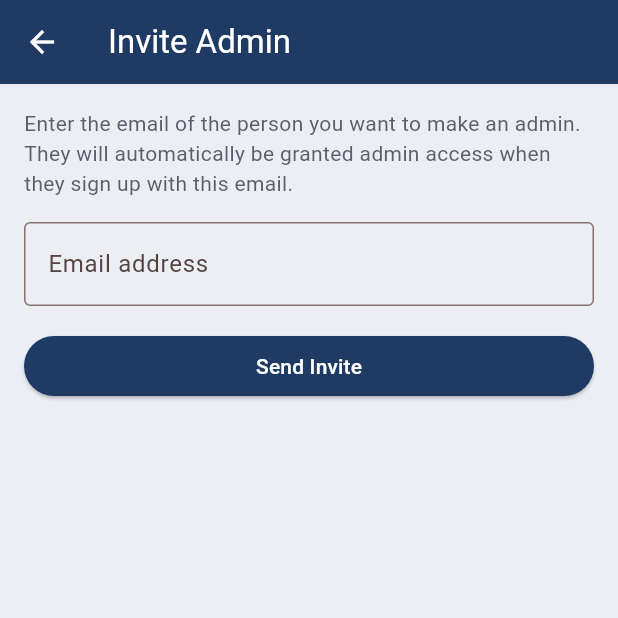
After one commit to mizaaaan/dream-pharmacy, a Flutter app: the InviteAdminScreen screen opened directly, after a tap on "Send Invite", on a phone screen of 412 x 824 dp, the top half of it. The commit adds this screen. Run offline on Flutter 3.47's test engine with Material 3 defaults, Android fonts, the phone set to English and light mode, and no system bars; our stand-ins replace file_picker, flutter_riverpod, go_router, google_fonts, supabase_flutter; accounts and stored records are empty; Roboto replaces fonts that are missing (Hind).

Commit message:
Add admin invite system: admin_invites table, auto-promote on signup, invite UI

```diff
--- a/lib/features/admin/data/admin_repository.dart
+++ b/lib/features/admin/data/admin_repository.dart
@@ -50,4 +50,10 @@ class AdminRepository {
   Future<void> deleteProduct(String productId) async {
     await _client.from('products').delete().eq('id', productId);
   }
+  Future<void> inviteAdmin(String email) async {
+    await _client.from('admin_invites').insert({
+      'email': email,
+      'invited_by': _client.auth.currentUser!.id,
+    });
+  }
 }
--- a/lib/features/admin/presentation/admin_dashboard_screen.dart
+++ b/lib/features/admin/presentation/admin_dashboard_screen.dart
@@ -2,6 +2,7 @@ import 'package:flutter/material.dart';
 import 'package:flutter_riverpod/flutter_riverpod.dart';
 import 'inventory_management_screen.dart';
 import 'pending_orders_screen.dart';
+import 'invite_admin_screen.dart';
 import '../../auth/presentation/auth_state_provider.dart';
 import '../../../core/theme/app_theme.dart';
 
@@ -44,6 +45,13 @@ class AdminDashboardScreen extends ConsumerWidget {
               MaterialPageRoute(builder: (_) => const PendingOrdersScreen()),
             ),
           ),
+          _DashboardCard(
+            icon: Icons.person_add,
+            label: 'Invite Admin',
+            onTap: () => Navigator.of(context).push(
+              MaterialPageRoute(builder: (_) => const InviteAdminScreen()),
+            ),
+          ),
         ],
       ),
     );
--- /dev/null
+++ b/lib/features/admin/presentation/invite_admin_screen.dart
@@ -0,0 +1,82 @@
+import 'package:flutter/material.dart';
+import 'package:flutter_riverpod/flutter_riverpod.dart';
+import 'admin_providers.dart';
+import '../../../core/theme/app_theme.dart';
+
+class InviteAdminScreen extends ConsumerStatefulWidget {
+  const InviteAdminScreen({super.key});
+
+  @override
+  ConsumerState<InviteAdminScreen> createState() => _InviteAdminScreenState();
+}
+
+class _InviteAdminScreenState extends ConsumerState<InviteAdminScreen> {
+  final _emailController = TextEditingController();
+  bool _submitting = false;
+
+  Future<void> _sendInvite() async {
+    final email = _emailController.text.trim();
+    if (email.isEmpty) return;
+
+    setState(() => _submitting = true);
+    try {
+      await ref.read(adminRepositoryProvider).inviteAdmin(email);
+      if (mounted) {
+        ScaffoldMessenger.of(context).showSnackBar(
+          SnackBar(content: Text('Invite sent to $email. They will become admin when they sign up.')),
+        );
+        _emailController.clear();
+      }
+    } catch (e) {
+      if (mounted) {
+        ScaffoldMessenger.of(context).showSnackBar(
+          SnackBar(content: Text('Failed to send invite: $e')),
+        );
+      }
+    } finally {
+      if (mounted) setState(() => _submitting = false);
+    }
+  }
+
+  @override
+  Widget build(BuildContext context) {
+    return Scaffold(
+      backgroundColor: AppColors.band,
+      appBar: AppBar(
+        backgroundColor: AppColors.navy,
+        foregroundColor: Colors.white,
+        title: const Text('Invite Admin'),
+      ),
+      body: Padding(
+        padding: const EdgeInsets.all(16),
+        child: Column(
+          crossAxisAlignment: CrossAxisAlignment.stretch,
+          children: [
+            const Text(
+              'Enter the email of the person you want to make an admin. '
+              'They will automatically be granted admin access when they sign up with this email.',
+              style: TextStyle(color: AppColors.inkSoft),
+            ),
+            const SizedBox(height: 16),
+            TextField(
+              controller: _emailController,
+              keyboardType: TextInputType.emailAddress,
+              decoration: const InputDecoration(
+                labelText: 'Email address',
+                border: OutlineInputBorder(),
+              ),
+            ),
+            const SizedBox(height: 16),
+            ElevatedButton(
+              style: ElevatedButton.styleFrom(backgroundColor: AppColors.navy, foregroundColor: Colors.white),
+              onPressed: _submitting ? null : _sendInvite,
+              child: _submitting
+                  ? const SizedBox(height: 20, width: 20, child: CircularProgressIndicator(strokeWidth: 2, color: Colors.white))
+                  : const Text('Send Invite'),
+            ),
+          ],
+        ),
+      ),
+    );
+  }
+}
```
